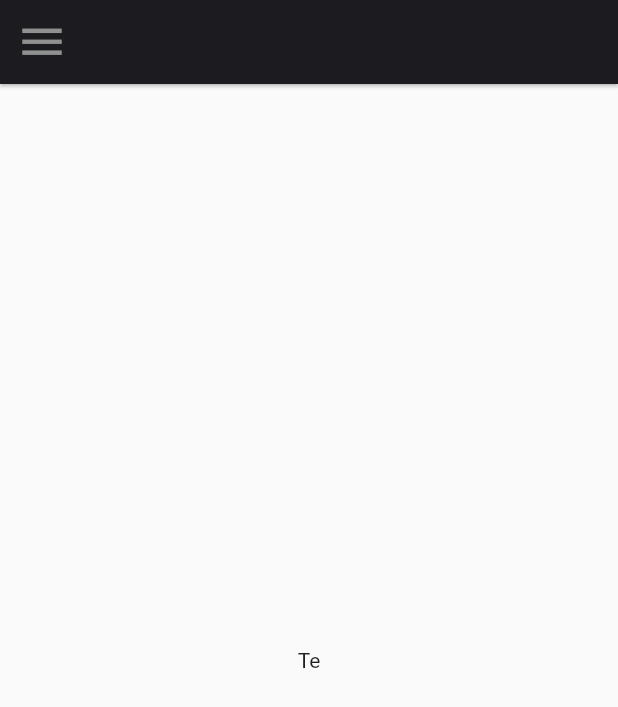
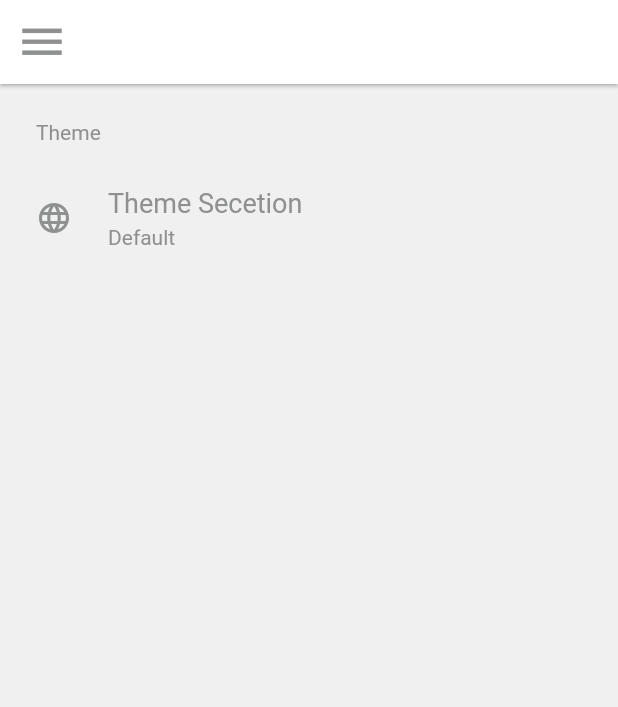
Before and after one commit to CSCI4100U/course-project-CanaCache, a Flutter app: the CanaScaffold screen opened directly, after a tap on the "menu" icon, after a tap on "Settings", on a phone screen of 412 x 824 dp. Shown: the top 707 px of the screen. Run offline on Flutter 3.47's test engine with Material 2 defaults, Android fonts, the phone set to English and light mode, and no system bars; drawn by our look-alikes of settings_ui; our stand-ins replace firebase_auth, firebase_core, flutter_signin_button, flutter_svg, google_sign_in; accounts and stored records are empty; network calls fail.

Commit message:
Have very simple theming setup

```diff
--- a/canacache/lib/common_widgets/cana_appbar.dart
+++ b/canacache/lib/common_widgets/cana_appbar.dart
@@ -1,6 +1,40 @@
 import "package:flutter/material.dart";
-import "package:canacache/utils/cana_palette.dart";
+import "package:canacache/theming/models/cana_pallet_provider.dart";
+import "package:canacache/theming/models/cana_palette_model.dart";
+import "package:provider/provider.dart";
 
+class CanaAppBar extends StatelessWidget implements PreferredSizeWidget {
+  final GlobalKey<ScaffoldState> scaffState;
+  final String? title;
+
+  const CanaAppBar({super.key, this.title, required this.scaffState});
+
+  @override
+  Widget build(BuildContext context) {
+    CanaTheme selectedTheme =
+        Provider.of<CanaThemeProvider>(context).selectedTheme;
+
+    return AppBar(
+      iconTheme: IconThemeData(
+        color: selectedTheme.primaryIconColor, //change your color here
+      ),
+      title: Text(title ?? ""),
+      backgroundColor: selectedTheme.primaryBgColor,
+      elevation: 1.0,
+      automaticallyImplyLeading: true,
+      leading: IconButton(
+        icon: const Icon(Icons.menu, size: 35),
+        onPressed: () => scaffState.currentState!.openDrawer(),
+      ),
+    );
+  }
+
+// taken from here https://stackoverflow.com/questions/64324749/flutter-reuse-of-appbar-widget
+  @override
+  Size get preferredSize => const Size.fromHeight(kToolbarHeight);
+}
+
+/*
 class CanaAppBar extends AppBar {
   final GlobalKey<ScaffoldState> scaffState;
   final String? titleStr;
@@ -24,3 +58,4 @@ class CanaAppBar extends AppBar {
           ),
         );
 }
+*/
--- a/canacache/lib/common_widgets/cana_appbar_list_item.dart
+++ b/canacache/lib/common_widgets/cana_appbar_list_item.dart
@@ -1,5 +1,7 @@
 import "package:flutter/material.dart";
-import "package:canacache/utils/cana_palette.dart";
+import "package:provider/provider.dart";
+import "package:canacache/theming/models/cana_pallet_provider.dart";
+import "package:canacache/theming/models/cana_palette_model.dart";
 
 class CanaAppBarListItem extends StatelessWidget {
   final IconData? iconData;
@@ -15,16 +17,19 @@ class CanaAppBarListItem extends StatelessWidget {
 
   @override
   Widget build(BuildContext context) {
+    CanaTheme selectedTheme =
+        Provider.of<CanaThemeProvider>(context).selectedTheme;
+
     return TextButton.icon(
       icon: Icon(
         iconData,
-        color: CanaPalette.secondaryIconColor,
+        color: selectedTheme.secIconColor,
       ),
       label: Text(
         label,
-        style: const TextStyle(
-          color: CanaPalette.primaryIconColor,
-          fontFamily: CanaPalette.primaryFontFamily,
+        style: TextStyle(
+          color: selectedTheme.primaryTextColor,
+          fontFamily: selectedTheme.primaryFontFamily,
         ),
       ),
       onPressed: () => callback(),
--- a/canacache/lib/common_widgets/cana_scaffold.dart
+++ b/canacache/lib/common_widgets/cana_scaffold.dart
@@ -1,10 +1,11 @@
 import "package:flutter/material.dart";
 import "package:firebase_auth/firebase_auth.dart";
 import "package:canacache/common_widgets/cana_appbar.dart";
-import "package:canacache/utils/cana_palette.dart";
 import "package:canacache/auth/model/auth.dart";
 import "package:flutter_svg/flutter_svg.dart";
 import "package:canacache/common_widgets/cana_appbar_list_item.dart";
+import "package:canacache/theming/models/cana_pallet_provider.dart";
+import "package:provider/provider.dart";
 
 class CanaScaffold extends StatefulWidget {
   final String? title;
@@ -20,8 +21,6 @@ class CanaScaffold extends StatefulWidget {
 }
 
 class _CanaScaffoldState extends State<CanaScaffold> {
-  //CanaScaffold({super.key, required this.body});
-
   List<Widget> generateDrawer(BuildContext context) {
     List<Widget> children = [];
 
@@ -29,8 +28,10 @@ class _CanaScaffoldState extends State<CanaScaffold> {
       SizedBox(
         height: 150,
         child: DrawerHeader(
-          decoration: const BoxDecoration(
-            color: CanaPalette.primaryBG,
+          decoration: BoxDecoration(
+            color: Provider.of<CanaThemeProvider>(context)
+                .selectedTheme
+                .primaryBgColor,
           ),
           child: Center(
             child: Directionality(
@@ -46,8 +47,8 @@ class _CanaScaffoldState extends State<CanaScaffold> {
     );
 
     // will only append to the list if the user is logged in
-    FirebaseAuth.instance.authStateChanges().listen((User? user) {
-      if (user != null) {
+    //FirebaseAuth.instance.authStateChanges().listen((User? user) {
+    if (FirebaseAuth.instance.currentUser != null) {
       children.add(
         CanaAppBarListItem(
           iconData: Icons.home,
@@ -68,7 +69,7 @@ class _CanaScaffoldState extends State<CanaScaffold> {
         CanaAppBarListItem(
           iconData: Icons.settings_applications,
           label: "Settings",
-            callback: () => Navigator.pushNamed(context, "statsPage"),
+          callback: () => Navigator.pushNamed(context, "settingsPage"),
         ),
       );
 
@@ -83,7 +84,7 @@ class _CanaScaffoldState extends State<CanaScaffold> {
         ),
       );
     }
-    });
+    //});
 
     if (widget.navItems != null) {
       children = [...children, ...widget.navItems!];
@@ -95,10 +96,14 @@ class _CanaScaffoldState extends State<CanaScaffold> {
   @override
   Widget build(BuildContext context) {
     return Scaffold(
-      appBar:
-          CanaAppBar(titleStr: widget.title, scaffState: widget._scaffState),
+      appBar: CanaAppBar(title: widget.title, scaffState: widget._scaffState),
+      backgroundColor:
+          Provider.of<CanaThemeProvider>(context).selectedTheme.secBgColor,
       key: widget._scaffState,
       drawer: Drawer(
+        backgroundColor: Provider.of<CanaThemeProvider>(context)
+            .selectedTheme
+            .primaryBgColor,
         child: ListView(
           // Important: Remove any padding from the ListView.
           padding: EdgeInsets.zero,
--- /dev/null
+++ b/canacache/lib/settings/view/settings_view.dart
@@ -0,0 +1,115 @@
+import "package:flutter/material.dart";
+import "package:provider/provider.dart";
+import "package:canacache/common_widgets/cana_scaffold.dart";
+import "package:settings_ui/settings_ui.dart";
+import "package:canacache/theming/models/cana_palette_model.dart";
+import "package:canacache/theming/models/cana_pallet_provider.dart";
+import "package:canacache/common_widgets/cana_snackbar.dart";
+
+class SettingsPageView extends StatefulWidget {
+  const SettingsPageView({Key? key, this.title}) : super(key: key);
+
+  final String? title;
+
+  @override
+  State<SettingsPageView> createState() => _SettingsPage();
+}
+
+class _SettingsPage extends State<SettingsPageView> {
+  Column generateThemePicker(BuildContext context) {
+    List<Widget> content = [];
+    CanaTheme selectedTheme =
+        Provider.of<CanaThemeProvider>(context).selectedTheme;
+
+    CanaPalette.cannaThemes.forEach((String k, CanaTheme value) {
+      content.add(
+        Padding(
+            padding: const EdgeInsets.only(top: 10, bottom: 20),
+            child: InkWell(
+              onTap: () {
+                Provider.of<CanaThemeProvider>(context, listen: false)
+                    .selectedTheme = value;
+
+                Navigator.of(context).pop();
+                ScaffoldMessenger.of(context).showSnackBar(
+                  successCanaSnackBar(
+                    context,
+                    "Changing Theme to ${k}",
+                  ),
+                );
+              },
+              child: Container(
+                color: k == selectedTheme.themeName
+                    ? selectedTheme.secBgColor
+                    : selectedTheme.primaryBgColor,
+                child: Center(
+                  child: Text(
+                    k,
+                    style: TextStyle(
+                      color: selectedTheme.primaryTextColor,
+                      fontSize: 40,
+                    ),
+                  ),
+                ),
+              ),
+            )),
+      );
+    });
+
+    return Column(children: content);
+  }
+
+  showThemePicker(BuildContext context) async {
+    CanaTheme selectedTheme =
+        Provider.of<CanaThemeProvider>(context, listen: false).selectedTheme;
+
+    await showDialog(
+      context: context,
+      builder: (context) => AlertDialog(
+        backgroundColor: selectedTheme.primaryBgColor,
+        title: Text(
+          "Pick A Theme",
+          style: TextStyle(
+            color: selectedTheme.primaryTextColor,
+          ),
+        ),
+        content: Container(child: generateThemePicker(context)),
+      ),
+    );
+  }
+
+  @override
+  Widget build(BuildContext context) {
+    CanaTheme selectedTheme =
+        Provider.of<CanaThemeProvider>(context).selectedTheme;
+
+    return CanaScaffold(
+      body: SettingsList(
+        sections: [
+          SettingsSection(
+            title: Text(
+              "Theme",
+              style: TextStyle(color: selectedTheme.primaryTextColor),
+            ),
+            tiles: <SettingsTile>[
+              SettingsTile.navigation(
+                leading:
+                    Icon(Icons.language, color: selectedTheme.primaryIconColor),
+                title: Text(
+                  "Theme Secetion",
+                  style: TextStyle(color: selectedTheme.primaryTextColor),
+                ),
+                value: Text(
+                  selectedTheme.themeName,
+                  style: TextStyle(color: selectedTheme.primaryTextColor),
+                ),
+                onPressed: (value) => showThemePicker(context),
+              ),
+            ],
+          ),
+        ],
+      ),
+      title: widget.title,
+    );
+  }
+}
--- /dev/null
+++ b/canacache/lib/theming/models/cana_palette_model.dart
@@ -0,0 +1,86 @@
+import "package:flutter/material.dart";
+
+class CanaPalette {
+  static String defaultTheme = "Default";
+
+  static final Map<String, CanaTheme> _cannaThemes = {
+    "Default": CanaTheme(
+      themeName: "Default",
+      primaryBgColor: const Color(0xFFFFFFFF),
+      primaryIconColor: const Color(0xFF8E918F),
+      primaryTextColor: const Color(0xFF8E918F),
+      primaryFontFamily: "RaleWay",
+      secBgColor: const Color(0xFFE6E4E4),
+      secIconColor: const Color(0xFFD0BCFF),
+      secTextColor: const Color(0xFFD0BCFF),
+      secFontFamily: "RaleWay",
+      errorBgColor: const Color(0xFFD61A1A),
+      errorIconColor: const Color(0xFFFFFFFF),
+      errorTextColor: const Color(0xFFFFFFFF),
+      errorFontFamily: "RaleWay",
+    ),
+    "Dark Theme": CanaTheme(
+      themeName: "Dark Theme",
+      primaryBgColor: const Color(0xFFD61A1A),
+      primaryIconColor: const Color(0xFF8E918F),
+      primaryTextColor: const Color(0xFFFFFFFF),
+      primaryFontFamily: "RaleWay",
+      secBgColor: const Color(0xFF1C1B1F),
+      secIconColor: const Color(0xFFD0BCFF),
+      secTextColor: const Color(0xFFD0BCFF),
+      secFontFamily: "RaleWay",
+      errorBgColor: const Color(0xFFD61A1A),
+      errorIconColor: const Color(0xFFFFFFFF),
+      errorTextColor: const Color(0xFFFFFFFF),
+      errorFontFamily: "RaleWay",
+    ),
+  };
+
+  static get cannaThemes => _cannaThemes;
+
+  static CanaTheme getCanaTheme(String key) {
+    if (!isValidTheme(key)) {
+      throw Exception("Invalid Theme Key Passed");
+    }
+    return _cannaThemes[key]!;
+  }
+
+  static bool isValidTheme(String key) {
+    return _cannaThemes.containsKey(key);
+  }
+}
+
+class CanaTheme {
+  final String themeName;
+
+  final Color primaryBgColor;
+  final Color primaryIconColor;
+  final Color primaryTextColor;
+  final String primaryFontFamily;
+
+  final Color secBgColor;
+  final Color secIconColor;
+  final Color secTextColor;
+  final String secFontFamily;
+
+  final Color errorBgColor;
+  final Color errorIconColor;
+  final Color errorTextColor;
+  final String errorFontFamily;
+
+  CanaTheme({
+    required this.themeName,
+    required this.primaryBgColor,
+    required this.primaryIconColor,
+    required this.primaryTextColor,
+    required this.primaryFontFamily,
+    required this.secBgColor,
+    required this.secIconColor,
+    required this.secTextColor,
+    required this.secFontFamily,
+    required this.errorBgColor,
+    required this.errorIconColor,
+    required this.errorTextColor,
+    required this.errorFontFamily,
+  });
+}
--- /dev/null
+++ b/canacache/lib/theming/models/cana_pallet_provider.dart
@@ -0,0 +1,22 @@
+import "package:flutter/widgets.dart";
+import "package:canacache/theming/models/cana_palette_model.dart";
+
+class CanaThemeProvider with ChangeNotifier {
+  late CanaTheme _selectedTheme;
+
+  CanaThemeProvider() {
+    String savedTheme = "";
+    if (!CanaPalette.isValidTheme(savedTheme)) {
+      savedTheme = CanaPalette.defaultTheme;
+      // Write default theme to db
+    }
+    _selectedTheme = CanaPalette.getCanaTheme(savedTheme);
+  }
+
+  set selectedTheme(CanaTheme theme) {
+    _selectedTheme = theme;
+    notifyListeners();
+  }
+
+  CanaTheme get selectedTheme => _selectedTheme;
+}
--- a/canacache/lib/utils/cana_palette.dart
+++ /dev/null
@@ -1,13 +0,0 @@
-import "package:flutter/material.dart";
-
-class CanaPalette {
-  static const Color primaryBG = Color(0xFF1C1B1F);
-  static const Color primaryIconColor = Color(0xFF8E918F);
-  static const String primaryFontFamily = "RaleWay";
-  static const Color primaryErrorBG = Color(0xFFD61A1A);
-  static const Color primaryErrorIconColor = Color(0xFFFFFFFF);
-
-  static const Color secondaryBG = Color(0xFF1C1B1F);
-  static const Color secondaryIconColor = Color(0xFFD0BCFF);
-  static const String secondaryFontFamily = "RaleWay";
-}
```
Also changed, not shown: canacache/lib/auth/view/sign_in.dart (+14 -5 lines), canacache/lib/common_widgets/cana_snackbar.dart (+17 -8 lines), canacache/lib/main.dart (+12 -5 lines). Lines whose indentation alone changed are shown as unchanged.
